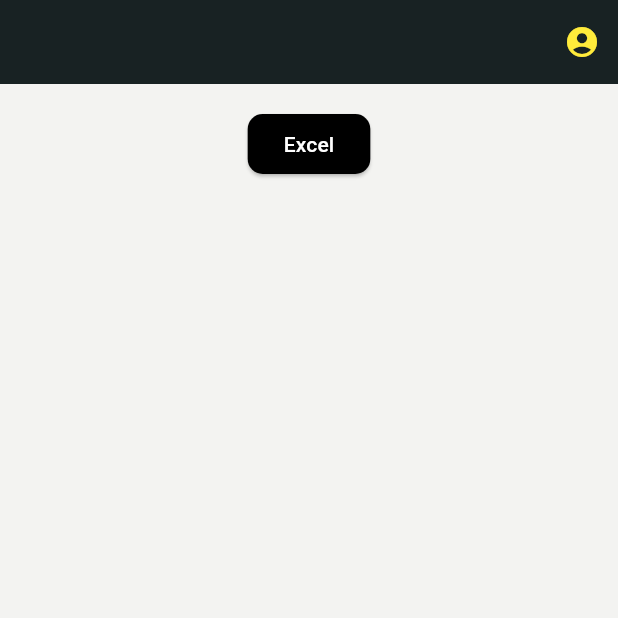
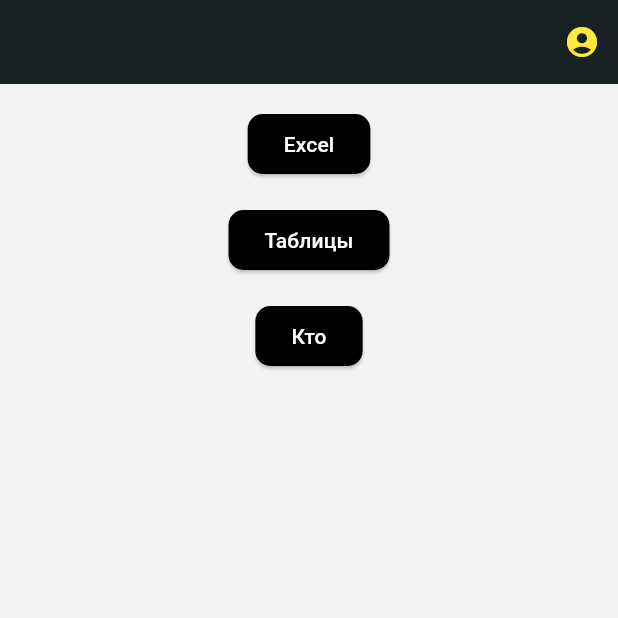
Before and after one commit to gizo333/zakupka, a Flutter app: the screen it shows once a user with an empty profile is signed in, on a phone screen of 412 x 824 dp, the top half of it. Run offline on Flutter 3.47's test engine with Material 2 defaults, Android fonts, the phone set to English and light mode, and no system bars; our stand-ins replace cloud_firestore, email_validator, file_picker, firebase_auth, firebase_core; missing offline and left inert: excel, flutter_excel, postgres; accounts and stored records are empty.

Commit message:
сделана функция котора определяет кто ты

```diff
--- a/lib/lk_restaurant/lk_rest.dart
+++ b/lib/lk_restaurant/lk_rest.dart
@@ -7,6 +7,8 @@
 import '../connect_BD/connect_web.dart';
 import '../pages/account_screen.dart';
 import 'dart:io';
+
+import '../services/who.dart';
 
 class Kabinet extends StatefulWidget {
   const Kabinet({Key? key}) : super(key: key);
@@ -77,21 +79,6 @@
       if (restaurantResults.isNotEmpty) {
         final userId = user?.uid.toString();
         final restaurantUrl = 'http://37.140.241.144:8080/api/restaurant/';
-        // final url = 'http://37.140.241.144:8080/api/restaurant/user_id';
-        //
-        // final response = await http.get(Uri.parse(url));
-        //
-        // if (response.statusCode == 200) {
-        //   final data = jsonDecode(response.body) as List<dynamic>;
-        //
-        //   if (data.contains(userId)) {
-        //     print('Массив данных содержит user.uid: $userId');
-        //   } else {
-        //     print('Массив данных не содержит user.uid: $userId');
-        //   }
-        // } else {
-        //   print('Ошибка при получении данных: ${response.statusCode}');
-        // }
 
         final restaurantResponse = await http.get(Uri.parse(restaurantUrl));
         if (restaurantResponse.statusCode == 200) {
@@ -184,6 +171,42 @@
                 child:
                     const Text("Excel", style: TextStyle(color: Colors.white)),
               ),
+              Padding(padding: EdgeInsets.all(8)),
+              ElevatedButton(
+                style: ElevatedButton.styleFrom(
+                  backgroundColor:
+                  Colors.black, // Цвет фона третьей кнопки
+                  shape: const RoundedRectangleBorder(
+                    borderRadius: BorderRadius.all(Radius.circular(10)),
+                  ),
+                ),
+                onPressed: goListsNavigator,
+                child: const Text("Таблицы",
+                    style: TextStyle(color: Colors.white)),
+              ),
+              Padding(padding: EdgeInsets.all(8)),
+              ElevatedButton(
+                style: ElevatedButton.styleFrom(
+                  backgroundColor: Colors.black,
+                  shape: const RoundedRectangleBorder(
+                    borderRadius: BorderRadius.all(Radius.circular(10)),
+                  ),
+                ),
+                onPressed: () async {
+                  if (user != null) {
+                    String message = await findFirebaseUser(user!.uid);
+                    print(message);
+                  } else {
+                    print("User is not logged in.");
+                  }
+                },
+                child: const Text("Кто", style: TextStyle(color: Colors.white)),
+              ),
+
+
+
+
+              Padding(padding: EdgeInsets.all(8)),
               if (isInRestaurantTable)
                 Column(
                   mainAxisAlignment: MainAxisAlignment.spaceAround,
@@ -201,19 +224,7 @@
                       child: const Text("Запросы",
                           style: TextStyle(color: Colors.white)),
                     ),
-                    Padding(padding: EdgeInsets.all(8)),
-                    ElevatedButton(
-                      style: ElevatedButton.styleFrom(
-                        backgroundColor:
-                            Colors.black, // Цвет фона третьей кнопки
-                        shape: const RoundedRectangleBorder(
-                          borderRadius: BorderRadius.all(Radius.circular(10)),
-                        ),
-                      ),
-                      onPressed: goListsNavigator,
-                      child: const Text("Таблицы",
-                          style: TextStyle(color: Colors.white)),
-                    ),
+
                   ],
                 ),
             ],
--- a/lib/lk_user/new_teble.dart
+++ b/lib/lk_user/new_teble.dart
@@ -8,14 +8,14 @@
   try {
     await postgresConnection.open();
 
-    // Получение всех пользователей из таблицы users_sotrud
+    // Получение всех пользователей из таблицы restaurant
     final users = await postgresConnection.query('SELECT * FROM restaurant');
 
     for (final user in users) {
       final userId = user[6];
       final nameRest = user[3];
 
-      // Проверка, что поле name_rest заполнено
+      // Проверка, что поле restaurant заполнено
       if (nameRest != null && nameRest.isNotEmpty) {
         // Генерация имени новой таблицы на основе userId и nameRest
         final tableName = 'restaurant_${userId}_$nameRest';
```
Also changed, not shown: lib/lk_user/lk_user_sotrud.dart (+46 -6 lines), lib/register/sign_up_form.dart (+0 -9 lines), lib/services/who.dart (added, +38 -0 lines).
